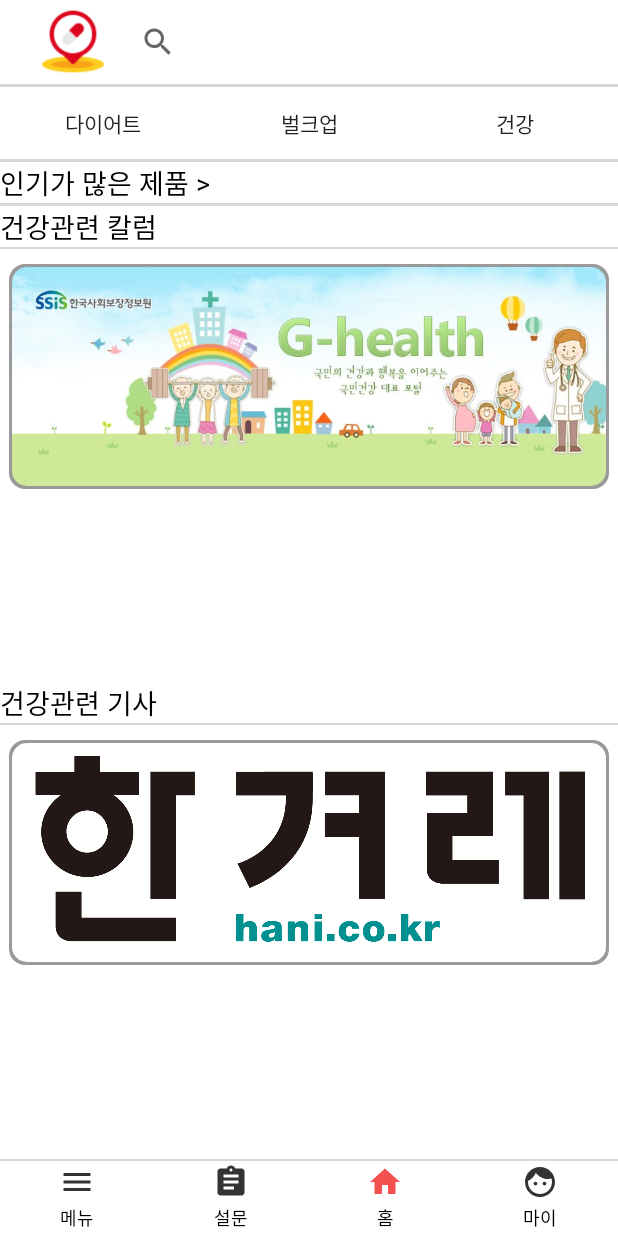
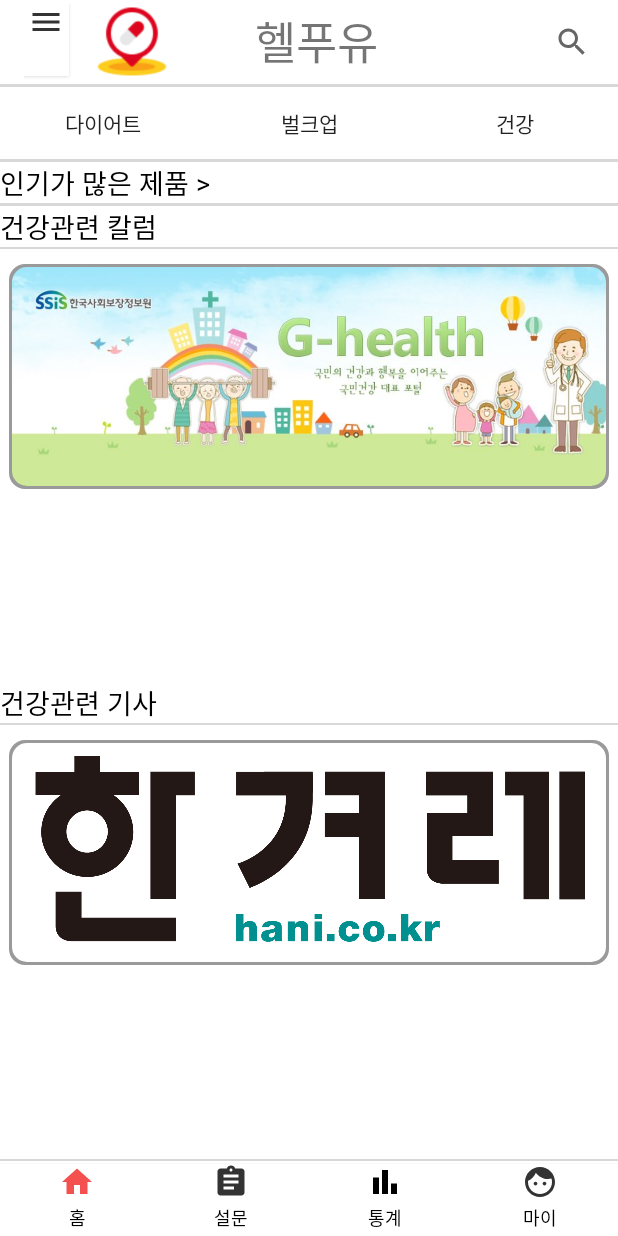
Before and after one commit to sechany2/graduation, an Android app: the MainActivity screen opened directly, with no data from a screen before it, on a phone screen of 412 x 824 dp. Run offline under Robolectric (Android 15) with nearby library versions, the phone set to English and light mode, and no system bars; our stand-ins replace Firebase (no records; nobody signed in at launch, a user with empty details on screens opened directly); pictures from the network do not load.

Commit message:
메인페이지 수정

```diff
--- /dev/null
+++ b/app/src/main/res/drawable/ic_baseline_bar_chart_24.xml
@@ -0,0 +1,7 @@
+<vector android:height="24dp" android:tint="#000000"
+    android:viewportHeight="24" android:viewportWidth="24"
+    android:width="24dp" xmlns:android="http://schemas.android.com/apk/res/android">
+    <path android:fillColor="@android:color/white" android:pathData="M4,9h4v11h-4z"/>
+    <path android:fillColor="@android:color/white" android:pathData="M16,13h4v7h-4z"/>
+    <path android:fillColor="@android:color/white" android:pathData="M10,4h4v16h-4z"/>
+</vector>
--- a/app/src/main/res/layout/activity_main.xml
+++ b/app/src/main/res/layout/activity_main.xml
@@ -35,26 +35,41 @@
                 app:titleTextColor="@color/white">
 
                 <LinearLayout
-                    android:layout_width="355dp"
+                    android:layout_width="match_parent"
                     android:layout_height="50dp"
                     android:orientation="horizontal">
 
+                    <androidx.appcompat.widget.AppCompatButton
+                        android:id="@+id/btn_menu"
+                        android:layout_width="30dp"
+                        android:layout_height="wrap_content"
+                        android:background="@drawable/bin_whitesquare"
+                        android:drawableLeft="@drawable/ic_baseline_menu_24_off"
+                        android:textColor="@color/black"
+                        android:textSize="12dp" />
+
                     <ImageView
                         android:id="@+id/imageView"
-                        android:layout_width="100dp"
+                        android:layout_width="wrap_content"
                         android:layout_height="wrap_content"
                         android:layout_marginStart="10dp"
-                        android:layout_marginLeft="10dp"
-                        android:layout_weight="1"
                         android:src="@drawable/icon64px"
                         app:layout_constraintStart_toStartOf="parent" />
 
+                    <TextView
+                        android:layout_width="wrap_content"
+                        android:layout_height="wrap_content"
+                        android:layout_gravity="center"
+                        android:layout_marginLeft="50dp"
+                        android:text="헬푸유"
+                        android:fontFamily="@font/nanumsquareroundeb"
+                        android:textSize="30sp"/>
+
                     <androidx.appcompat.widget.SearchView
-                        android:layout_width="match_parent"
+                        android:layout_width="18dp"
                         android:layout_height="30dp"
                         android:layout_gravity="center"
-                        android:layout_marginLeft="10dp"
-                        android:layout_weight="1"
+                        android:layout_marginLeft="120dp"
                         android:background="#ffffff"
                         app:queryBackground="@drawable/searchview_background"
                         app:searchIcon="@drawable/ic_baseline_search_24" />
@@ -246,14 +261,14 @@
         android:orientation="horizontal">
 
         <androidx.appcompat.widget.AppCompatButton
-            android:id="@+id/btn_menu"
+            android:id="@+id/btn_home"
             android:layout_width="wrap_content"
             android:layout_height="wrap_content"
             android:layout_weight="1"
             android:background="@drawable/bin_whitesquare"
-            android:drawableTop="@drawable/ic_baseline_menu_24_off"
+            android:drawableTop="@drawable/ic_baseline_home_24_off"
             android:fontFamily="@font/nanumsquareroundeb"
-            android:text="메뉴"
+            android:text="홈"
             android:textColor="@color/black"
             android:textSize="12dp" />
 
@@ -269,15 +284,17 @@
             android:textColor="@color/black"
             android:textSize="12dp" />
 
+
+
         <androidx.appcompat.widget.AppCompatButton
-            android:id="@+id/btn_home"
+            android:id="@+id/btn_statistics"
             android:layout_width="wrap_content"
             android:layout_height="wrap_content"
             android:layout_weight="1"
             android:background="@drawable/bin_whitesquare"
-            android:drawableTop="@drawable/ic_baseline_home_24_off"
+            android:drawableTop="@drawable/ic_baseline_bar_chart_24"
             android:fontFamily="@font/nanumsquareroundeb"
-            android:text="홈"
+            android:text="통계"
             android:textColor="@color/black"
             android:textSize="12dp" />
 
```
